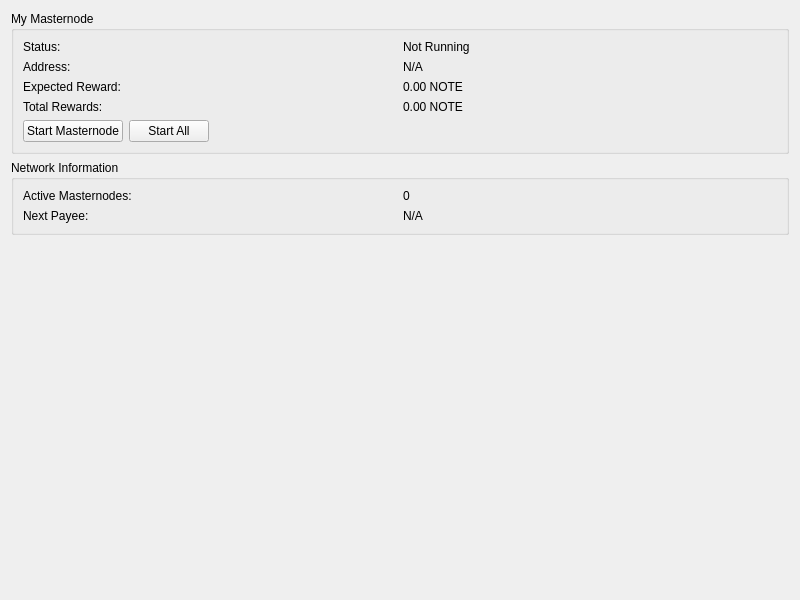
Above: src/qt/forms/masternodelist.ui from Brenn26/NoteBlockchain before the change. Below: the same form after it.
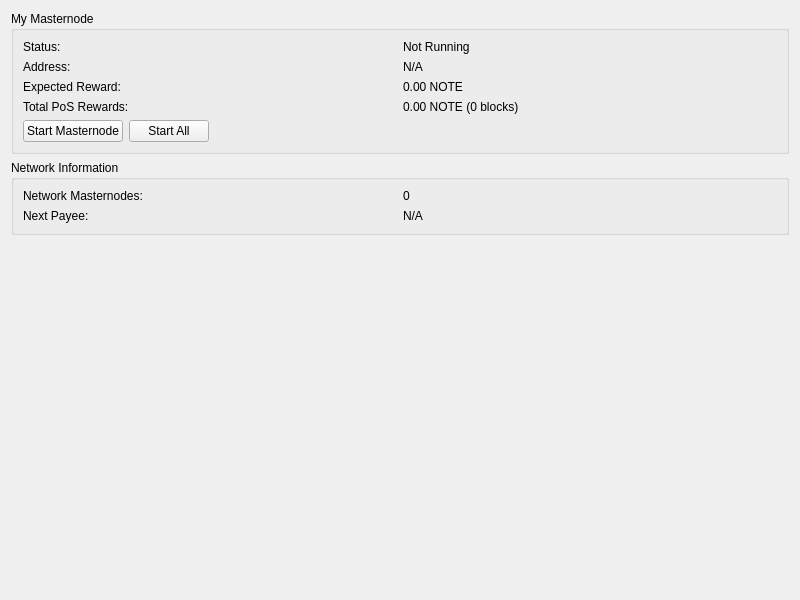
That is the form after the change.

Commit message: added info for net total masternodes and reward info for better debugging and user tracking

```diff
--- a/src/qt/forms/masternodelist.ui
+++ b/src/qt/forms/masternodelist.ui
@@ -74,14 +74,14 @@
       <item row="3" column="0">
        <widget class="QLabel" name="label_4">
         <property name="text">
-         <string>Total Rewards:</string>
+         <string>Total PoS Rewards:</string>
         </property>
        </widget>
       </item>
       <item row="3" column="1">
        <widget class="QLabel" name="myTotalRewards">
         <property name="text">
-         <string>0.00 NOTE</string>
+         <string>0.00 NOTE (0 blocks)</string>
         </property>
         <property name="textInteractionFlags">
          <set>Qt::TextSelectableByMouse</set>
@@ -131,7 +131,7 @@
       <item row="0" column="0">
        <widget class="QLabel" name="label_5">
         <property name="text">
-         <string>Active Masternodes:</string>
+         <string>Network Masternodes:</string>
         </property>
        </widget>
       </item>
```
The commit also changes 2 other files.
